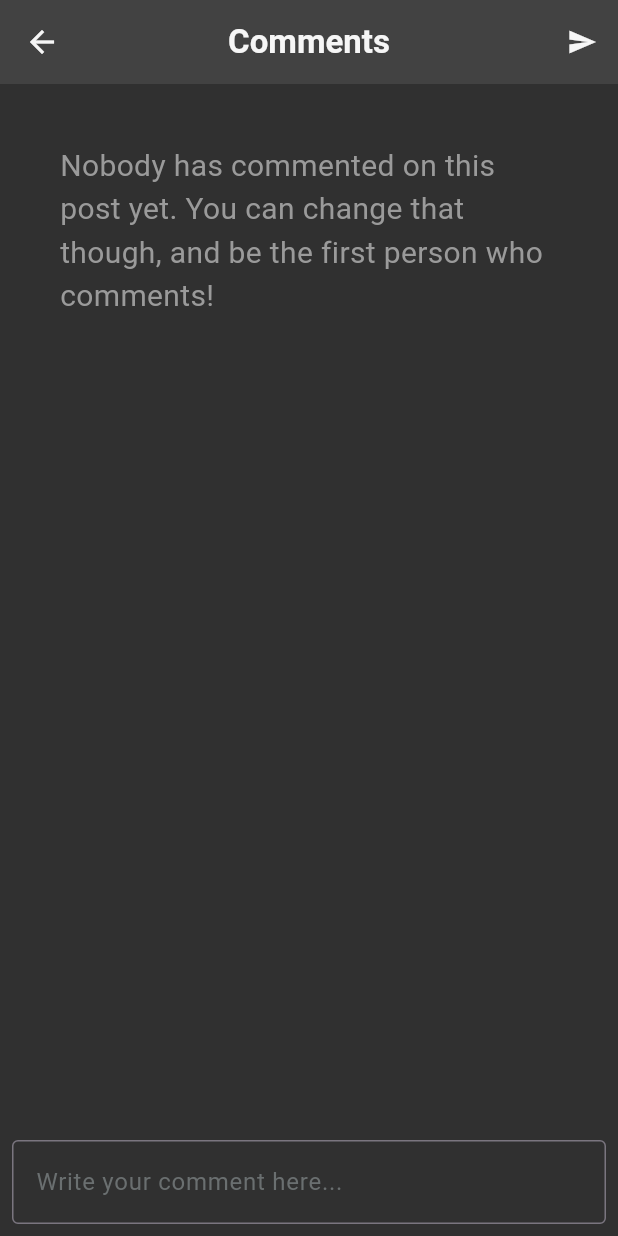
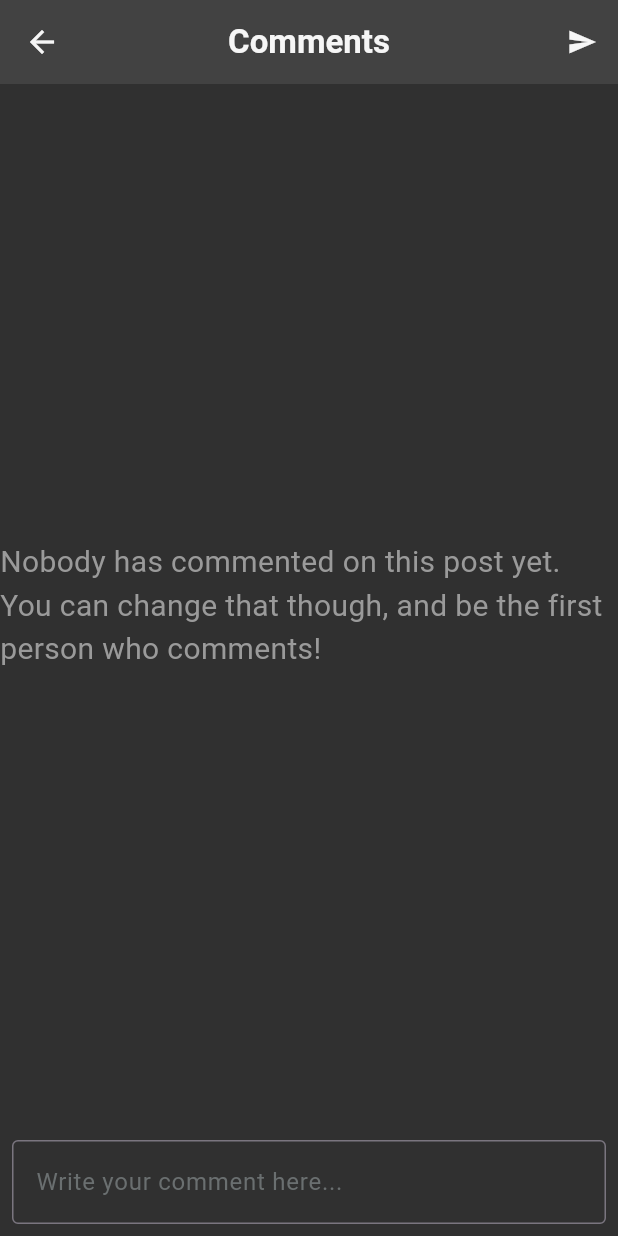
Before and after one commit to Matthaeuz/Indagram, a Flutter app: the CommentScreen screen opened directly, on a phone screen of 412 x 824 dp. Run offline on Flutter 3.47's test engine with Material 2 defaults, Android fonts, the light colour scheme and no system bars; our stand-ins replace cloud_firestore, firebase_auth, firebase_core, firebase_storage, flutter_riverpod, font_awesome_flutter and 4 more; missing offline and left inert: video_thumbnail; accounts and stored records are empty.

Commit message:
Fixed weird behavior of comments loading

```diff
--- a/lib/views/screens/comment_screen.dart
+++ b/lib/views/screens/comment_screen.dart
@@ -89,7 +89,17 @@ class _CommentScreenState extends ConsumerState<CommentScreen> {
           children: [
             Expanded(
               child: postComments.when(data: (comments) {
-                if (comments.isNotEmpty) {
+                if (comments.isEmpty) {
+                  return const Center(
+                    child: Text(
+                      AppTexts.noCommentText,
+                      style: TextStyle(
+                        color: AppColors.noneColor,
+                        fontSize: FontSizes.noneFontSize,
+                      ),
+                    ),
+                  );
+                } else {
                   return ListView.builder(
                     physics: const BouncingScrollPhysics(),
                     padding: const EdgeInsets.all(8.0),
@@ -100,21 +110,6 @@ class _CommentScreenState extends ConsumerState<CommentScreen> {
                         comment: comments.elementAt(index),
                       );
                     },
-                  );
-                } else {
-                  return const Column(
-                    children: [
-                      Padding(
-                        padding: EdgeInsets.all(40.0),
-                        child: Text(
-                          AppTexts.noCommentText,
-                          style: TextStyle(
-                            color: AppColors.noneColor,
-                            fontSize: FontSizes.noneFontSize,
-                          ),
-                        ),
-                      ),
-                    ],
                   );
                 }
               }, error: (error, stackTrace) {
--- a/lib/views/widgets/comment_item.dart
+++ b/lib/views/widgets/comment_item.dart
@@ -52,10 +52,11 @@ class CommentItem extends ConsumerWidget {
   @override
   Widget build(BuildContext context, WidgetRef ref) {
     final authDetails = ref.watch(authDetailsProvider);
+    final displayName = ref.watch(displayNameProvider(comment.userId)).value;
 
     return ListTile(
       title: Text(
-        '${ref.watch(displayNameProvider(comment.userId)).value} ',
+        displayName == null ? '' : '$displayName ',
         style: const TextStyle(
           color: AppColors.appBarFgColor,
           fontWeight: FontWeight.bold,
```
